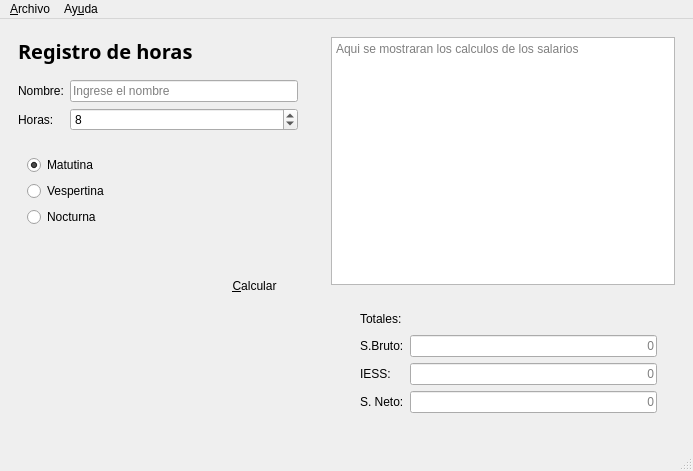
Before: the Qt Designer form salario.ui in Adr802/P59-QT-Salarios-UI, drawn with Qt 5.
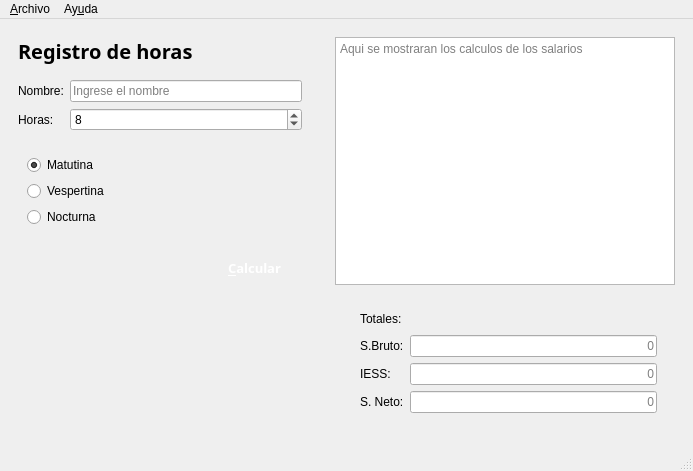
After: the same form once the commit is applied. Icons and pictures are not drawn.

```diff
--- a/salario.ui
+++ b/salario.ui
@@ -172,8 +172,14 @@
            <widget class="QPushButton" name="cmdCalcular">
             <property name="minimumSize">
              <size>
-              <width>87</width>
-              <height>69</height>
+              <width>95</width>
+              <height>33</height>
+             </size>
+            </property>
+            <property name="maximumSize">
+             <size>
+              <width>16777215</width>
+              <height>16777211</height>
              </size>
             </property>
             <property name="sizeIncrement">
@@ -182,6 +188,17 @@
               <height>0</height>
              </size>
             </property>
+            <property name="font">
+             <font>
+              <family>Formula1</family>
+              <pointsize>10</pointsize>
+              <weight>75</weight>
+              <italic>false</italic>
+              <bold>true</bold>
+              <underline>false</underline>
+              <strikeout>false</strikeout>
+             </font>
+            </property>
             <property name="mouseTracking">
              <bool>false</bool>
             </property>
@@ -197,7 +214,11 @@
 	border-image: url(:/imgResources/button.png);
 background: none;
 border:none;
-background-repeat:none
+background-repeat:none;
+color: rgb(255, 255, 255);
+}
+#cmdCalcular:hover{
+	border-image: url(:/imgResources/btn hover.png);
 }
 #cmdCalcular:pressed{
 	border-image: url(:/img-Icon/imgResources/icon-Calculate.png);
```
Left out of the diff: 14 changed lines with no effect on the pictures.
